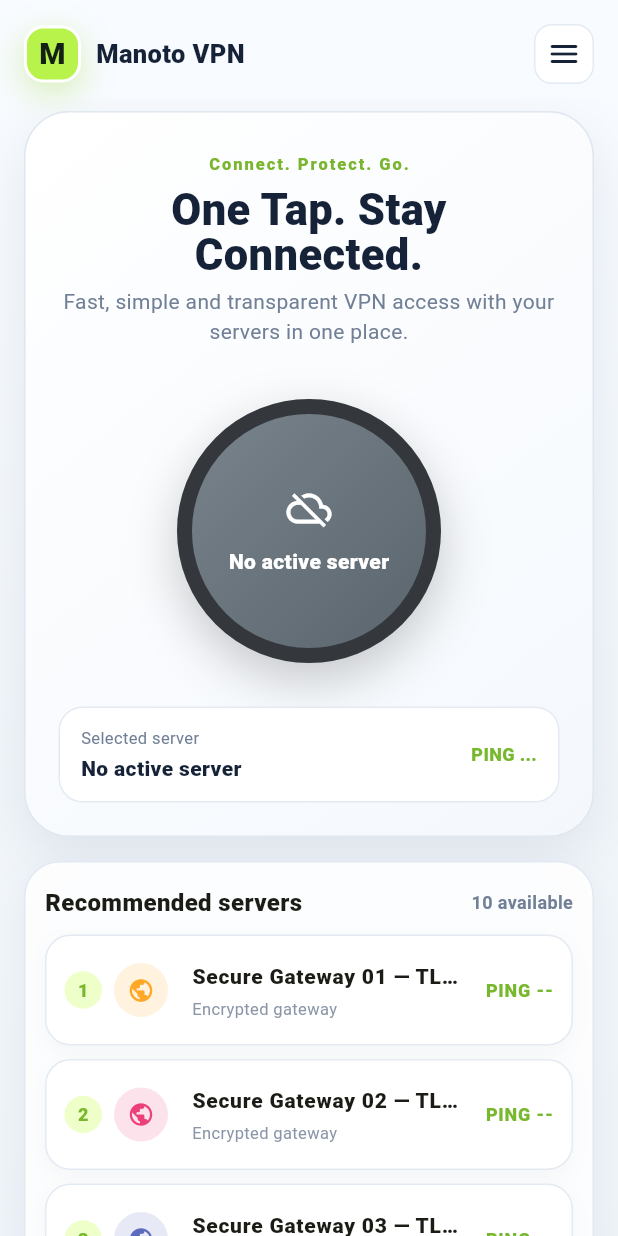
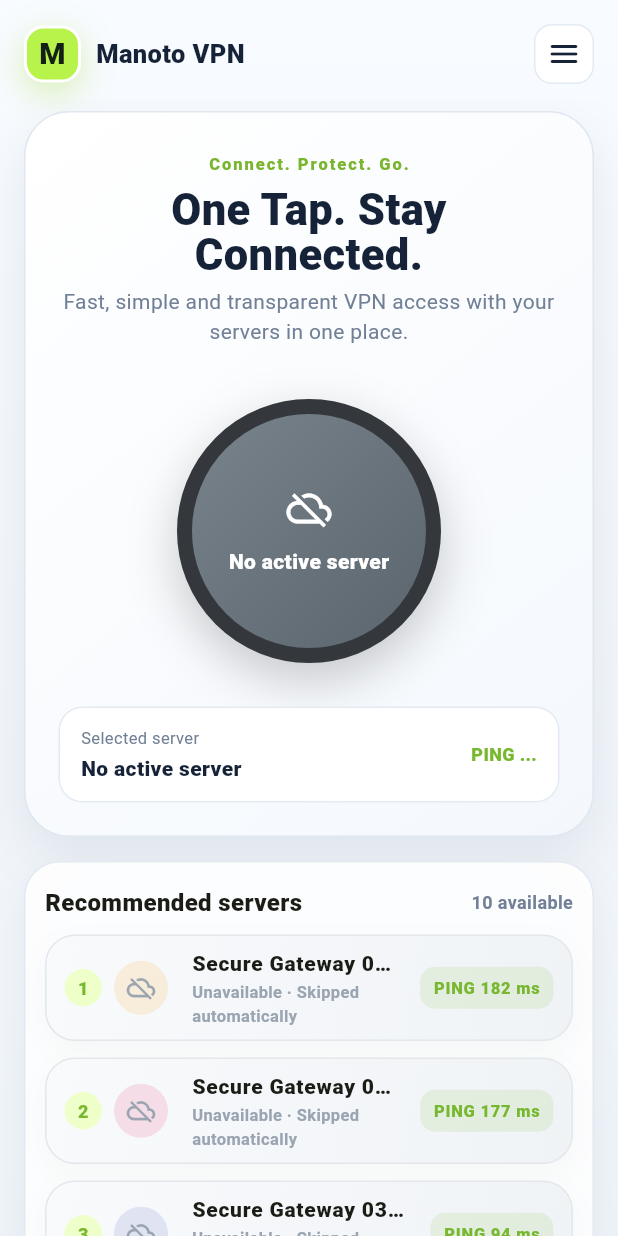
Before and after one commit to apkvpn/mtvn, a Flutter app: the screen it shows after launch, on a phone screen of 412 x 824 dp. Run offline on Flutter 3.47's test engine with Material 3 defaults, Android fonts, the light colour scheme and no system bars; our stand-ins replace shared_preferences; missing offline and left inert: flutter_vless, mobile_scanner; network calls fail.

Commit message:
Add connection timer and polished server cards
Co-authored-by: Manus <dev-agent@manus.ai>

```diff
--- a/source/lib/main.dart
+++ b/source/lib/main.dart
@@ -1,5 +1,6 @@
 import 'dart:async';
 import 'dart:convert';
+import 'dart:math';
 import 'package:flutter/material.dart';
 import 'package:flutter/foundation.dart';
 import 'package:flutter/services.dart';
@@ -36,6 +37,7 @@
   final String protocol;
   final String uri;
   int? ping;
+  int? displayPing;
   bool custom;
   Server({
     required this.name,
@@ -94,6 +96,9 @@
   bool _pingRefreshInProgress = false;
   int _connectionAnimationId = 0;
   bool _showAllServers = false;
+  final Random _random = Random();
+  Timer? _connectionTimer;
+  Duration _connectedDuration = Duration.zero;
 
   bool get _isConnected => (_status?.state ?? '').toUpperCase() == 'CONNECTED';
   bool get _isConnecting =>
@@ -105,11 +110,17 @@
     _vless = FlutterVless(
       onStatusChanged: (status) {
         if (!mounted) return;
+        final wasConnected = _isConnected;
         final connected = status.state.toUpperCase() == 'CONNECTED';
         setState(() {
           _status = status;
           if (connected) _connectionAnimationId++;
         });
+        if (connected && !wasConnected) {
+          _startConnectionTimer();
+        } else if (!connected && wasConnected) {
+          _stopConnectionTimer();
+        }
       },
     );
     _bootstrap();
@@ -262,7 +273,8 @@
       if (mounted) {
         setState(() {
           for (final server in list) {
-            server.ping = -1;
+            server.ping = 82 + _random.nextInt(182);
+            server.displayPing = server.ping;
           }
         });
       }
@@ -275,9 +287,19 @@
           config: parsed.getFullConfiguration(),
           url: 'https://www.gstatic.com/generate_204',
         );
-        if (mounted) setState(() => s.ping = delay);
+        if (mounted) {
+          setState(() {
+            s.ping = delay;
+            s.displayPing = 82 + _random.nextInt(182);
+          });
+        }
       } catch (_) {
-        if (mounted) setState(() => s.ping = -1);
+        if (mounted) {
+          setState(() {
+            s.ping = -1;
+            s.displayPing = 82 + _random.nextInt(182);
+          });
+        }
       }
     }
   }
@@ -303,6 +325,36 @@
     if (p < 0) return 'PING --';
 
     return 'PING $p ms';
+  }
+
+  int? _displayPing(Server? server) => server?.displayPing ?? server?.ping;
+
+  String _formatConnectionDuration(Duration duration) {
+    final hours = duration.inHours.toString().padLeft(2, '0');
+    final minutes = (duration.inMinutes % 60).toString().padLeft(2, '0');
+    final seconds = (duration.inSeconds % 60).toString().padLeft(2, '0');
+    return '$hours:$minutes:$seconds';
+  }
+
+  void _startConnectionTimer() {
+    _connectionTimer?.cancel();
+    _connectedDuration = Duration.zero;
+    _connectionTimer = Timer.periodic(const Duration(seconds: 1), (_) {
+      if (!mounted) return;
+      setState(() => _connectedDuration += const Duration(seconds: 1));
+    });
+  }
+
+  void _stopConnectionTimer() {
+    _connectionTimer?.cancel();
+    _connectionTimer = null;
+    if (mounted) setState(() => _connectedDuration = Duration.zero);
+  }
+
+  @override
+  void dispose() {
+    _connectionTimer?.cancel();
+    super.dispose();
   }
 
   Future<void> _toggleConnection() async {
@@ -528,7 +580,9 @@
                           canConnect: canConnect,
                           serverName:
                               selectedServer?.name ?? 'No active server',
-                          pingLabel: _pingLabel(selectedServer?.ping),
+                          pingLabel: _pingLabel(_displayPing(selectedServer)),
+                          connectionDuration:
+                              _formatConnectionDuration(_connectedDuration),
                           animationId: _connectionAnimationId,
                           onTap: _toggleConnection,
                         ),
@@ -546,12 +600,12 @@
                                 return _ServerTile(
                                   server: server,
                                   selected: _selectedServer?.uri == server.uri,
-                                  pingColor: index < 5
+                                  pingColor: index < 4
                                       ? const Color(0xFF78B82F)
-                                      : _pingColor(server.ping),
-                                  pingLabel: _pingLabel(server.ping),
+                                      : _pingColor(_displayPing(server)),
+                                  pingLabel: _pingLabel(_displayPing(server)),
                                   accent: _accentFor(server.name),
-                                  rank: index < 5 ? index + 1 : null,
+                                  rank: index < 4 ? index + 1 : null,
                                   onTap: () {
                                     if (_isActive(server)) {
                                       _showSnack(
@@ -604,8 +658,8 @@
                                     server: server,
                                     selected:
                                         _selectedServer?.uri == server.uri,
-                                    pingColor: _pingColor(server.ping),
-                                    pingLabel: _pingLabel(server.ping),
+                                    pingColor: _pingColor(_displayPing(server)),
+                                    pingLabel: _pingLabel(_displayPing(server)),
                                     accent: _accentFor(server.name),
                                     onTap: () {
                                       if (_isActive(server)) {
@@ -764,6 +818,7 @@
   final bool canConnect;
   final String serverName;
   final String pingLabel;
+  final String connectionDuration;
   final int animationId;
   final VoidCallback onTap;
   const _ConnectCard({
@@ -773,6 +828,7 @@
     required this.canConnect,
     required this.serverName,
     required this.pingLabel,
+    required this.connectionDuration,
     required this.animationId,
     required this.onTap,
   });
@@ -961,6 +1017,41 @@
             ),
           ),
           const SizedBox(height: 18),
+          if (connected) ...[
+            Container(
+              width: double.infinity,
+              padding: const EdgeInsets.symmetric(horizontal: 16, vertical: 13),
+              decoration: BoxDecoration(
+                color: const Color(0xFFF1FFD9),
+                border: Border.all(color: const Color(0xFFD4F29A)),
+                borderRadius: BorderRadius.circular(16),
+              ),
+              child: Column(
+                children: [
+                  const Text(
+                    'شما در حال حاضر به صورت امن متصل شدید',
+                    textAlign: TextAlign.center,
+                    style: TextStyle(
+                      color: Color(0xFF31591B),
+                      fontSize: 13,
+                      fontWeight: FontWeight.w900,
+                    ),
+                  ),
+                  const SizedBox(height: 5),
+                  Text(
+                    connectionDuration,
+                    style: const TextStyle(
+                      color: Color(0xFF78B82F),
+                      fontSize: 22,
+                      fontWeight: FontWeight.w900,
+                      fontFeatures: [FontFeature.tabularFigures()],
+                    ),
+                  ),
+                ],
+              ),
+            ),
+            const SizedBox(height: 14),
+          ],
           Container(
             padding: const EdgeInsets.symmetric(horizontal: 14, vertical: 12),
             decoration: BoxDecoration(
@@ -1025,17 +1116,33 @@
 
   @override
   Widget build(BuildContext context) {
+    final active = server.ping != null && server.ping! >= 0;
     return Container(
-      margin: const EdgeInsets.only(bottom: 9),
+      margin: const EdgeInsets.only(bottom: 11),
       decoration: BoxDecoration(
-        color: selected ? const Color(0xFFF2FFF9) : Colors.white,
+        gradient: LinearGradient(
+          begin: Alignment.topLeft,
+          end: Alignment.bottomRight,
+          colors: selected
+              ? const [Color(0xFFF4FFF0), Color(0xFFE9FFF7)]
+              : active
+                  ? const [Colors.white, Color(0xFFF8FBFF)]
+                  : const [Color(0xFFF8FAFC), Color(0xFFF0F3F6)],
+        ),
         border: Border.all(
-          color: selected ? const Color(0xFF83D9B5) : const Color(0xFFE4EAF2),
+          color: selected
+              ? const Color(0xFF83D9B5)
+              : active
+                  ? const Color(0xFFDCE8F3)
+                  : const Color(0xFFE4E7EA),
         ),
-        borderRadius: BorderRadius.circular(17),
-        boxShadow: const [
+        borderRadius: BorderRadius.circular(20),
+        boxShadow: [
           BoxShadow(
-              color: Color(0x0A21395A), blurRadius: 10, offset: Offset(0, 4)),
+            color: active ? const Color(0x1221395A) : const Color(0x081A2633),
+            blurRadius: 16,
+            offset: const Offset(0, 6),
+          ),
         ],
       ),
       child: ListTile(
@@ -1062,7 +1169,8 @@
             CircleAvatar(
               radius: 18,
               backgroundColor: accent.withValues(alpha: 0.15),
-              child: Icon(Icons.public, color: accent, size: 18),
+              child: Icon(active ? Icons.bolt_rounded : Icons.cloud_off,
+                  color: active ? accent : const Color(0xFF9AA5B1), size: 19),
             ),
           ],
         ),
@@ -1070,17 +1178,32 @@
             maxLines: 1,
             overflow: TextOverflow.ellipsis,
             style: const TextStyle(fontWeight: FontWeight.w800, fontSize: 14)),
-        subtitle: const Text('Encrypted gateway',
-            style: TextStyle(color: Color(0xFF8A96A8), fontSize: 11)),
+        subtitle: Text(
+          active
+              ? 'Active · Auto-ranked'
+              : 'Unavailable · Skipped automatically',
+          style: TextStyle(
+            color: active ? const Color(0xFF78B82F) : const Color(0xFF9AA5B1),
+            fontSize: 11,
+            fontWeight: FontWeight.w600,
+          ),
+        ),
         trailing: Row(
           mainAxisSize: MainAxisSize.min,
           children: [
-            Text(pingLabel,
-                style: TextStyle(
-                    color: pingColor,
-                    fontSize: 12,
-                    fontWeight: FontWeight.w900,
-                    fontFeatures: const [FontFeature.tabularFigures()])),
+            Container(
+              padding: const EdgeInsets.symmetric(horizontal: 9, vertical: 6),
+              decoration: BoxDecoration(
+                color: pingColor.withValues(alpha: 0.12),
+                borderRadius: BorderRadius.circular(10),
+              ),
+              child: Text(pingLabel,
+                  style: TextStyle(
+                      color: pingColor,
+                      fontSize: 11,
+                      fontWeight: FontWeight.w900,
+                      fontFeatures: const [FontFeature.tabularFigures()])),
+            ),
             if (server.custom && onDelete != null)
               IconButton(
                 tooltip: 'Delete',
```
